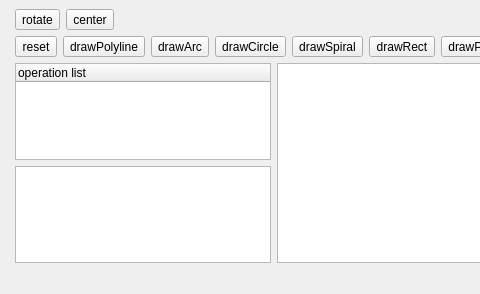
Qt form src/mainwindow.ui (joey674/LaserCAD_QT) before a commit; both pictures show x 0 to 480 and y 0 to 294 of the 908 by 294 pixel window.
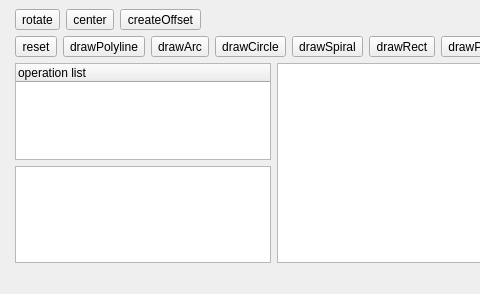
The same form after that commit. Custom widgets are drawn as their Qt base class.

Commit message: feat<polyline>: offset

```diff
--- a/src/mainwindow.ui
+++ b/src/mainwindow.ui
@@ -55,6 +55,13 @@
         </property>
        </widget>
       </item>
+      <item>
+       <widget class="QToolButton" name="createOffsetButton">
+        <property name="text">
+         <string>createOffset</string>
+        </property>
+       </widget>
+      </item>
       <item>
        <spacer name="horizontalSpacer_2">
         <property name="orientation">
```
Left out of the diff: 2 changed lines with no effect on the pictures. The commit also changes 6 other files.
